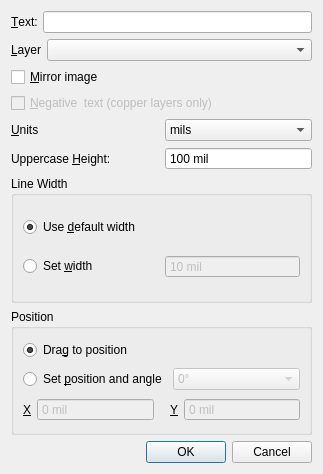
First picture: the form in EditTextDialog.ui, repository igorizyumin/xpcb, before the edit.
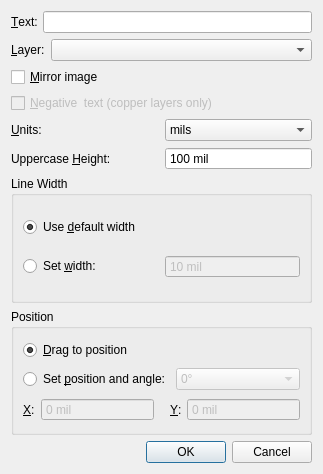
Second picture: the form after the edit. Icons and pictures are not drawn.

Commit message: segment layer dialog

The edit to the form file:
```diff
--- a/EditTextDialog.ui
+++ b/EditTextDialog.ui
@@ -46,7 +46,7 @@
         </sizepolicy>
        </property>
        <property name="text">
-        <string>&amp;Layer</string>
+        <string>&amp;Layer:</string>
        </property>
        <property name="buddy">
         <cstring>layerBox</cstring>
@@ -86,7 +86,7 @@
         </sizepolicy>
        </property>
        <property name="text">
-        <string>&amp;Units</string>
+        <string>&amp;Units:</string>
        </property>
        <property name="buddy">
         <cstring>unitsBox</cstring>
@@ -184,7 +184,7 @@
         <item>
          <widget class="QRadioButton" name="setWidthRadio">
           <property name="text">
-           <string>Set &amp;width</string>
+           <string>Set &amp;width:</string>
           </property>
          </widget>
         </item>
@@ -227,7 +227,7 @@
       <item row="0" column="0">
        <widget class="QRadioButton" name="dragPosRadio">
         <property name="text">
-         <string>Dra&amp;g to position</string>
+         <string>&amp;Drag to position</string>
         </property>
         <property name="checked">
          <bool>true</bool>
@@ -245,7 +245,7 @@
            </sizepolicy>
           </property>
           <property name="text">
-           <string>&amp;X</string>
+           <string>&amp;X:</string>
           </property>
           <property name="buddy">
            <cstring>xPos</cstring>
@@ -302,7 +302,7 @@
            </sizepolicy>
           </property>
           <property name="text">
-           <string>&amp;Y</string>
+           <string>&amp;Y:</string>
           </property>
           <property name="buddy">
            <cstring>yPos</cstring>
@@ -344,7 +344,7 @@
            <bool>true</bool>
           </property>
           <property name="text">
-           <string>Set &amp;position and angle</string>
+           <string>Set &amp;position and angle:</string>
           </property>
           <property name="checked">
            <bool>false</bool>
```
The commit also changes 19 other files.
